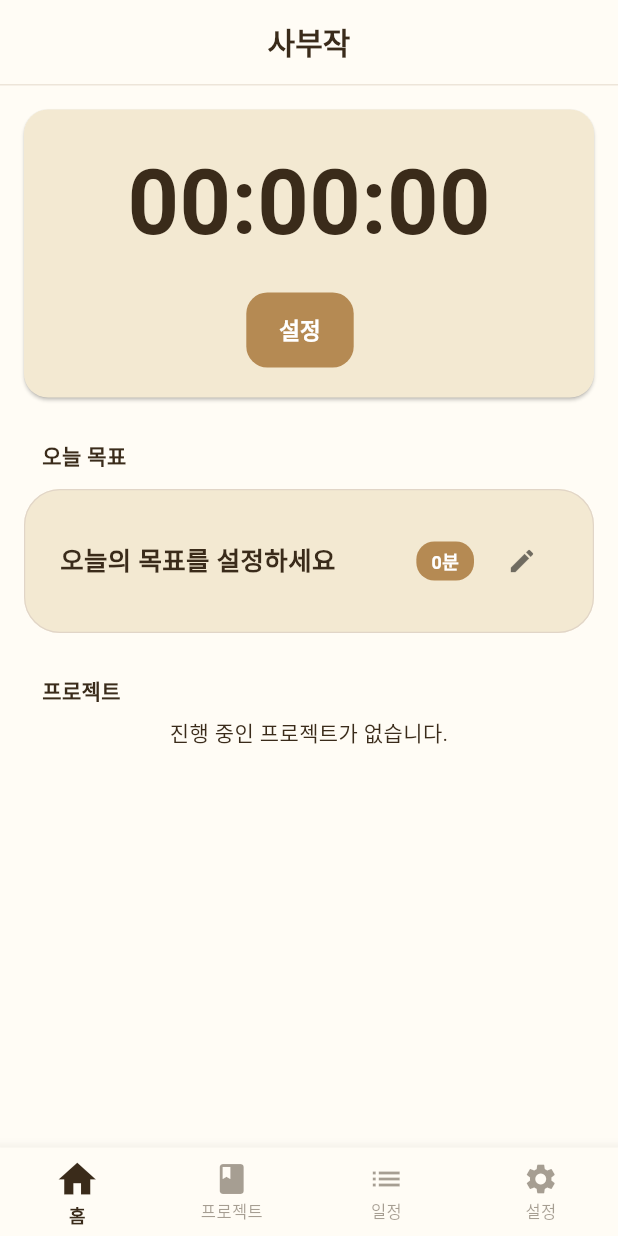
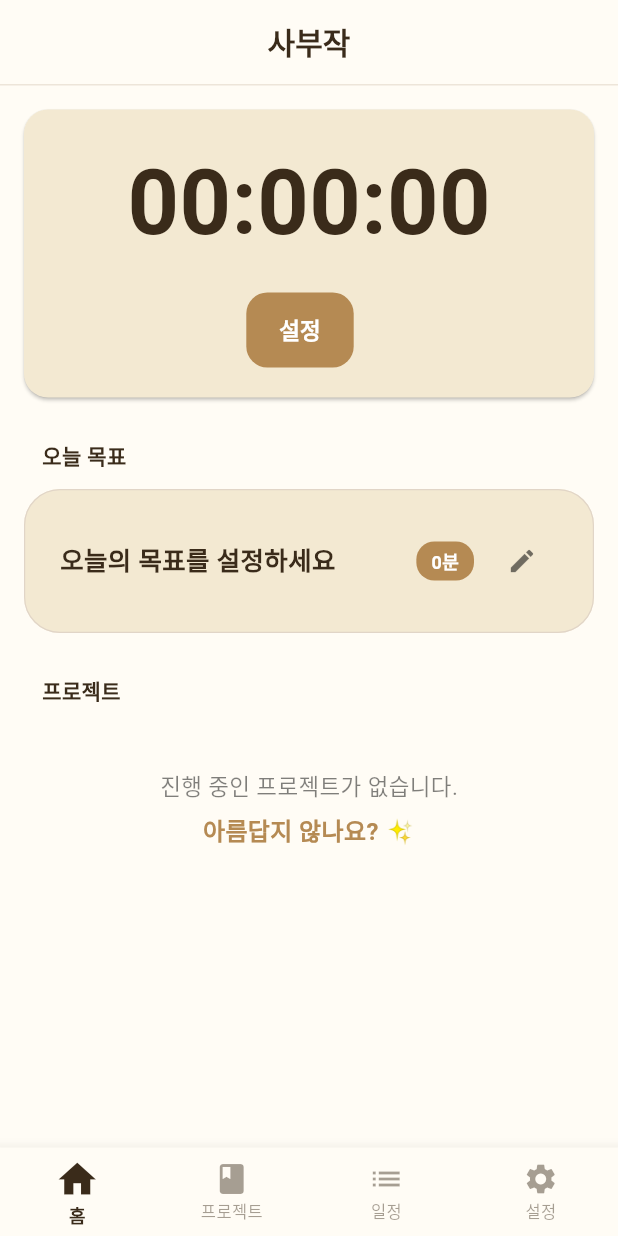
Before and after one commit to elpo94/elpo-book-project, a Flutter app: the screen it shows after launch, on a phone screen of 412 x 824 dp. Run offline on Flutter 3.47's test engine with Material 3 defaults, Android fonts, the phone set to English and light mode, and no system bars; our stand-ins replace cloud_firestore, firebase_core, go_router, shared_preferences, table_calendar; accounts and stored records are empty; Roboto replaces fonts that are missing (AritaBuri, Pretendard).

Commit message:
home_view_v2

```diff
--- a/lib/view_models/home/home_vm.dart
+++ b/lib/view_models/home/home_vm.dart
@@ -1,20 +1,63 @@
 import 'package:flutter/material.dart';
 import 'package:shared_preferences/shared_preferences.dart';
 
+import '../../models/project.dart';
+import '../../services/project_service.dart';
+import '../../services/project_store.dart';
+import '../../views/project/widgets/project_status.dart';
+
 class HomeViewModel extends ChangeNotifier {
-  // 데이터 변수들
+  final ProjectStore _projectStore;
+  final ProjectService _projectService = ProjectService();
+
   String _todayPlan = "오늘의 목표를 설정하세요";
-  int _targetTime = 0; // 목표 시간 (분 단위)
+  int _targetTime = 0;
   String _planMemo = "";
 
+  //
+  HomeViewModel(this._projectStore) {
+    _projectStore.addListener(_onStoreChanged);
+
+    _projectStore.fetchAndStore();
+    _loadAllData();
+  }
+
+  void _onStoreChanged() {
+    notifyListeners();
+  }
+
+  Future<void> _initialize() async {
+    await _projectStore.fetchAndStore(); // 여기서 await를 사용합니다.
+    await _loadAllData();
+  }
+
   String get todayPlan => _todayPlan;
-
   int get targetTime => _targetTime;
-
   String get planMemo => _planMemo;
 
-  HomeViewModel() {
-    _loadAllData();
+  void _onProjectStoreChanged() {
+    notifyListeners(); //
+  }
+
+  @override
+  void dispose() {
+    _projectStore.removeListener(_onProjectStoreChanged);
+    super.dispose();
+  }
+
+
+  List<ProjectModel> get ongoingProjects {
+    final now = DateTime.now();
+    final today = DateTime(now.year, now.month, now.day);
+
+    return _projectStore.projects.where((project) {
+      final isWithinRange = (project.startDate.isBefore(today) || project.startDate.isAtSameMomentAs(today)) &&
+          (project.endDate.isAfter(today) || project.endDate.isAtSameMomentAs(today));
+
+      final isUnfinishedOverdue = project.endDate.isBefore(today) && project.status != ProjectStatus.done;
+
+      return isWithinRange || isUnfinishedOverdue;
+    }).toList();
   }
 
   // 모든 데이터 로드
--- a/lib/views/home/home_view.dart
+++ b/lib/views/home/home_view.dart
@@ -7,32 +7,56 @@ import 'package:sabujak_application/views/home/widgets/home_selection.dart';
 import 'package:sabujak_application/views/home/widgets/timer/home_timer_card.dart';
 import 'package:sabujak_application/views/home/widgets/today_plan_card.dart';
 
-import '../../view_models/project/project_vm.dart';
-
-// home_view.dart
+import '../../view_models/home/home_vm.dart';
 class HomeView extends StatelessWidget {
   const HomeView({super.key});
 
   @override
   Widget build(BuildContext context) {
-    final projects = context.watch<ProjectViewModel>().projects;
+
+    final vm = context.watch<HomeViewModel>();
+    final projects = vm.ongoingProjects;
 
     return ListView(
       padding: const EdgeInsets.all(12),
       children: [
         HomeSection(child: HomeTimerCard(onTap: () => context.push('/timer'))),
         const HomeSection(title: '오늘 목표', child: TodayPlanCard()),
+
+
         HomeSection(
           title: '프로젝트',
           child: projects.isEmpty
-              ? const Center(child: Text("진행 중인 프로젝트가 없습니다."))
-              : SizedBox(
-            height: 140,
-            child: ListView.builder(
-              scrollDirection: Axis.horizontal,
-              itemCount: projects.length,
-              itemBuilder: (context, index) => HomeProjectCard(project: projects[index]),
+              ? Container(
+            height: MediaQuery.of(context).size.height * 0.15,
+            alignment: Alignment.center,
+            child: Column(
+              mainAxisAlignment: MainAxisAlignment.center,
+              children: [
+                Text(
+                  "진행 중인 프로젝트가 없습니다.",
+                  style: TextStyle(
+                    fontSize: 15,
+                    color: Colors.black.withOpacity(0.5),
+                  ),
+                ),
+                const SizedBox(height: 6),
+                const Text(
+                  "아름답지 않나요? ✨", // 슬랙
+                  style: TextStyle(
+                    fontSize: 16,
+                    fontWeight: FontWeight.w600,
+                    color: Color(0xFFB58A53),
+                  ),
+                ),
+              ],
             ),
+          )
+              : Column(
+            children: projects.map((project) => Padding(
+              padding: const EdgeInsets.only(bottom: 12),
+              child: HomeProjectCard(project: project),
+            )).toList(),
           ),
         ),
       ],
```
Also changed, not shown: lib/main.dart (+6 -5 lines), lib/services/project_store.dart (+16 -5 lines), lib/view_models/project/project_vm.dart (+4 -5 lines), lib/view_models/schedule/schedule_vm.dart (+13 -4 lines), lib/views/home/widgets/home_project_card.dart (+74 -13 lines), lib/views/home/widgets/memo_card.dart (deleted, +0 -36 lines), lib/services/analytics_service.dart (deleted), lib/services/api_service.dart (deleted), lib/services/storage_service.dart (deleted).
